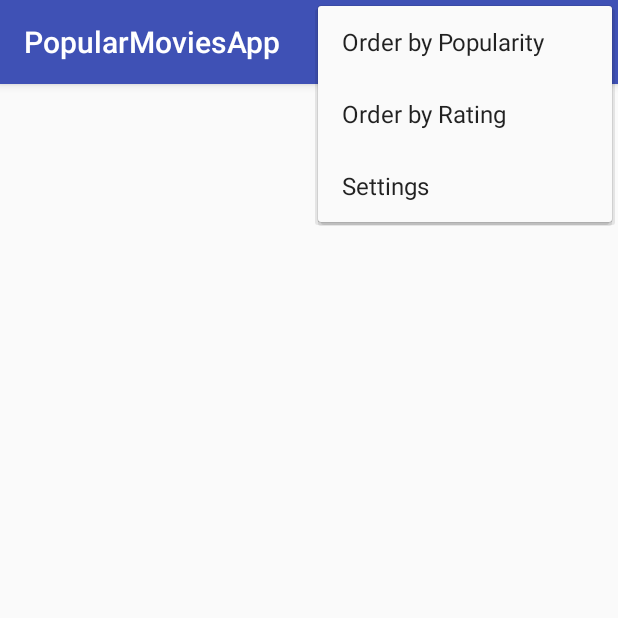
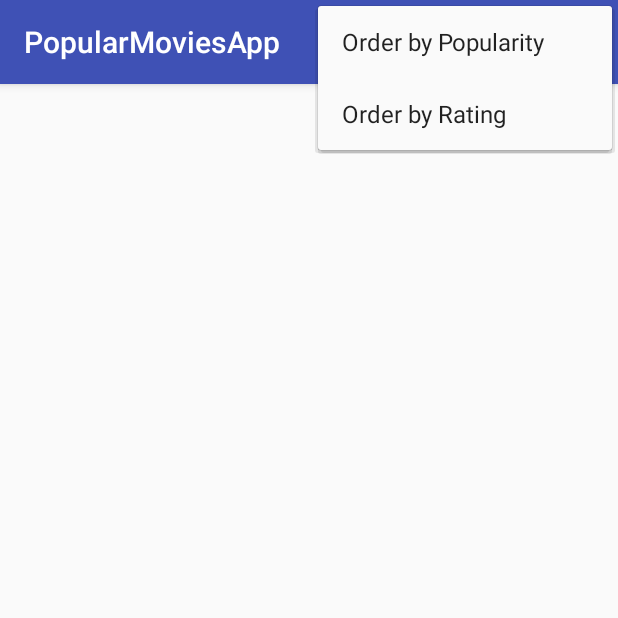
Before and after one commit to pdrogfer/PopularMoviesApp, an Android app: the screen it shows after launch (MainActivity), with the options menu open, on a phone screen of 412 x 824 dp, the top half of it. Run offline under Robolectric (Android 15) with nearby library versions, the phone set to English and light mode, and no system bars; our stand-ins replace Picasso; pictures from the network do not load; 3 statements that could not run were skipped.

Commit message:
functionality done. Only UI tweaks remain

```diff
--- a/app/src/main/res/menu/main.xml
+++ b/app/src/main/res/menu/main.xml
@@ -3,12 +3,6 @@
     xmlns:app="http://schemas.android.com/apk/res-auto"
     xmlns:tools="http://schemas.android.com/tools"
     tools:context=".MainActivity">
-
-    <item
-        android:id="@+id/action_settings"
-        android:title="@string/action_settings"
-        android:orderInCategory="100"
-        app:showAsAction="never" />
 
     <item
         android:id="@+id/menu_order_popularity"
```
Also changed, not shown: app/src/main/java/com/pgfmusic/popularmoviesapp/FragmentMain.java (+32 -1 lines), app/src/main/java/com/pgfmusic/popularmoviesapp/MainActivity.java (+2 -11 lines).
